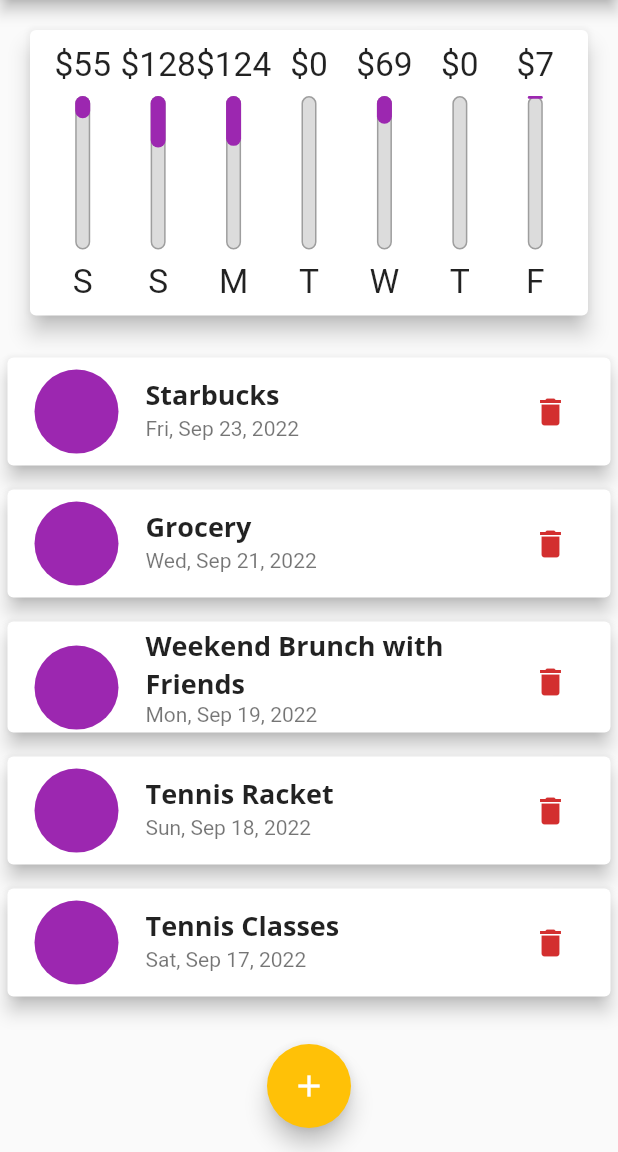
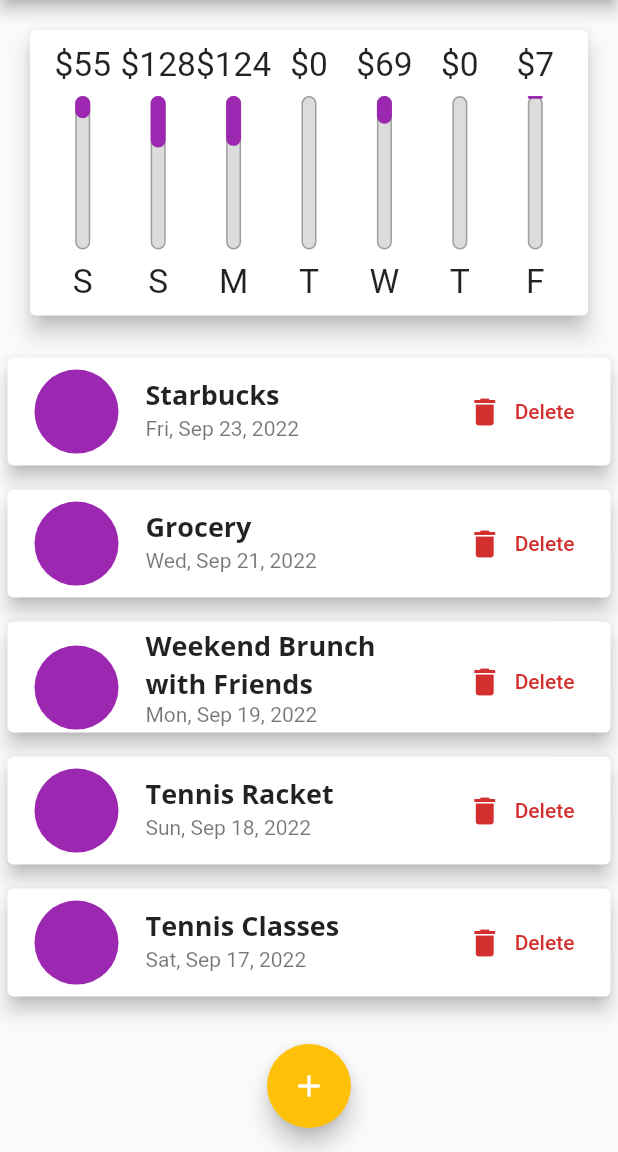
Before and after one commit to arnab/flutter_playground_expenses, a Flutter app: the screen it shows after launch, on a phone screen of 412 x 824 dp, the part 84-1236 px from its top. Run offline on Flutter 3.47's test engine with Material 2 defaults, Android fonts, the phone set to English and light mode, and no system bars; missing offline and left inert: dart:ffi, money2.

Commit message:
show extra information with TextButton.icon if there is extra width

```diff
--- a/lib/widgets/transactions_list.dart
+++ b/lib/widgets/transactions_list.dart
@@ -22,10 +22,7 @@ class TransactionList extends StatelessWidget {
                 children: [
                   Text(
                     'Please add some transactions!',
-              style: Theme
-                  .of(context)
-                  .textTheme
-                  .titleMedium,
+                    style: Theme.of(context).textTheme.titleMedium,
                   ),
                   const SizedBox(height: 25),
                   SizedBox(
@@ -37,7 +34,8 @@ class TransactionList extends StatelessWidget {
                   ),
                 ],
               );
-      }) : ListView.builder(
+            })
+          : ListView.builder(
               itemCount: _transactions.length,
               itemBuilder: (ctx, i) {
                 final tx = _transactions[i];
@@ -50,40 +48,38 @@ class TransactionList extends StatelessWidget {
                   child: ListTile(
                     leading: CircleAvatar(
                       radius: 30,
-                backgroundColor: Theme
-                    .of(context)
-                    .colorScheme
-                    .primary,
+                      backgroundColor: Theme.of(context).colorScheme.primary,
                       foregroundColor:
-                Theme
-                    .of(context)
-                    .colorScheme
-                    .inversePrimary,
+                          Theme.of(context).colorScheme.inversePrimary,
                       child: Padding(
                         padding: const EdgeInsets.all(6),
                         child: FittedBox(
                           child: Text(
-                      Money.fromNum(tx.amount, code: 'CAD').format('S0.00'),
+                            Money.fromNum(tx.amount, code: 'CAD')
+                                .format('S0.00'),
                           ),
                         ),
                       ),
                     ),
                     title: Text(
                       tx.title,
-                style: Theme
-                    .of(context)
-                    .textTheme
-                    .titleMedium,
+                      style: Theme.of(context).textTheme.titleMedium,
                     ),
                     subtitle: Text(
                       DateFormat.yMMMEd().format(tx.createdAt),
                     ),
-              trailing: IconButton(
+                    trailing: MediaQuery.of(context).size.width > 400
+                        ? TextButton.icon(
                             icon: const Icon(Icons.delete),
-                color: Theme
-                    .of(context)
-                    .colorScheme
-                    .error,
+                            style: TextButton.styleFrom(
+                              foregroundColor: Theme.of(context).colorScheme.error
+                            ),
+                            label: const Text('Delete'),
+                            onPressed: () => _deleteTransaction(tx.id),
+                          )
+                        : IconButton(
+                            icon: const Icon(Icons.delete),
+                            color: Theme.of(context).colorScheme.error,
                             onPressed: () => _deleteTransaction(tx.id),
                           ),
                   ),
```
Lines whose indentation alone changed are shown as unchanged.
